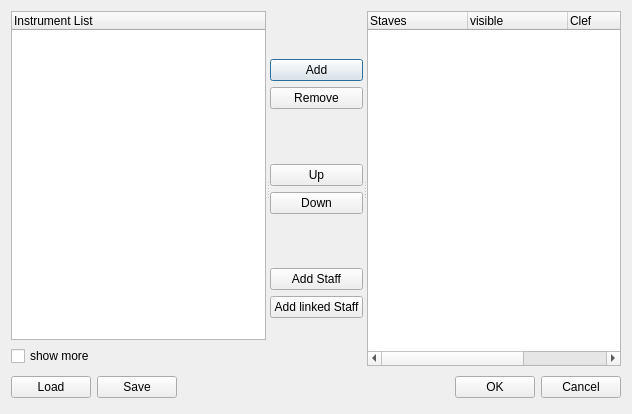
First picture: the form in mscore/mscore/instrdialog.ui, repository musescore/musescore-old, before the edit.
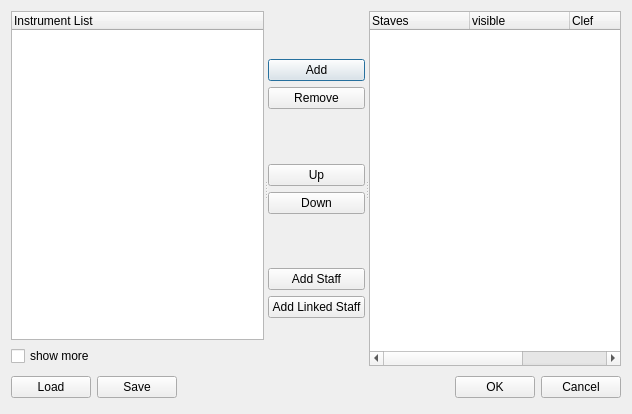
Second picture: the form after the edit.

```diff
--- a/mscore/mscore/instrdialog.ui
+++ b/mscore/mscore/instrdialog.ui
@@ -175,7 +175,7 @@
           </sizepolicy>
          </property>
          <property name="text">
-          <string>Add linked Staff</string>
+          <string>Add Linked Staff</string>
          </property>
         </widget>
        </item>
```
